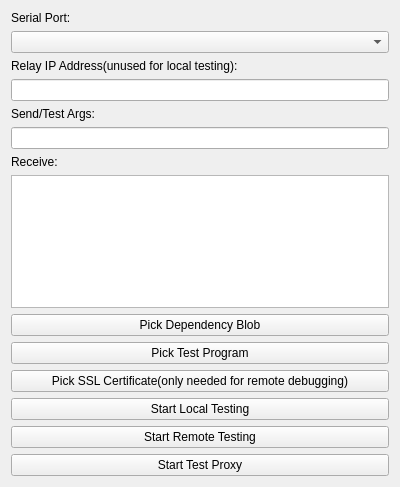
Above: localTester/LocalTester/mainwindow.ui from meepingsnesroms/Mu before the change. Below: the same form after it.
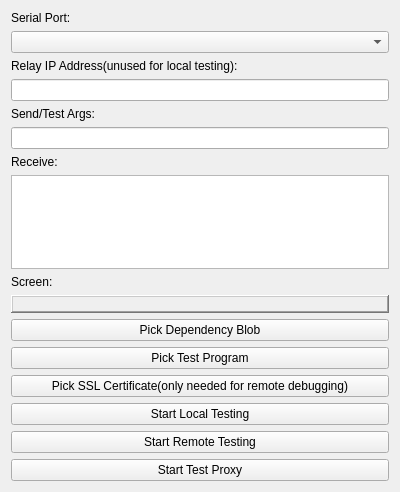
That is the form after the change.

What changed in the file:
```diff
--- a/localTester/LocalTester/mainwindow.ui
+++ b/localTester/LocalTester/mainwindow.ui
@@ -7,7 +7,7 @@
     <x>0</x>
     <y>0</y>
     <width>400</width>
-    <height>487</height>
+    <height>492</height>
    </rect>
   </property>
   <property name="windowTitle">
@@ -65,6 +65,26 @@
       </property>
      </widget>
     </item>
+    <item>
+     <widget class="QLabel" name="label_5">
+      <property name="text">
+       <string>Screen:</string>
+      </property>
+     </widget>
+    </item>
+    <item>
+     <widget class="QLabel" name="framebuffer">
+      <property name="frameShape">
+       <enum>QFrame::WinPanel</enum>
+      </property>
+      <property name="frameShadow">
+       <enum>QFrame::Raised</enum>
+      </property>
+      <property name="text">
+       <string/>
+      </property>
+     </widget>
+    </item>
     <item>
      <widget class="QPushButton" name="pickDependencyBlob">
       <property name="text">
```
